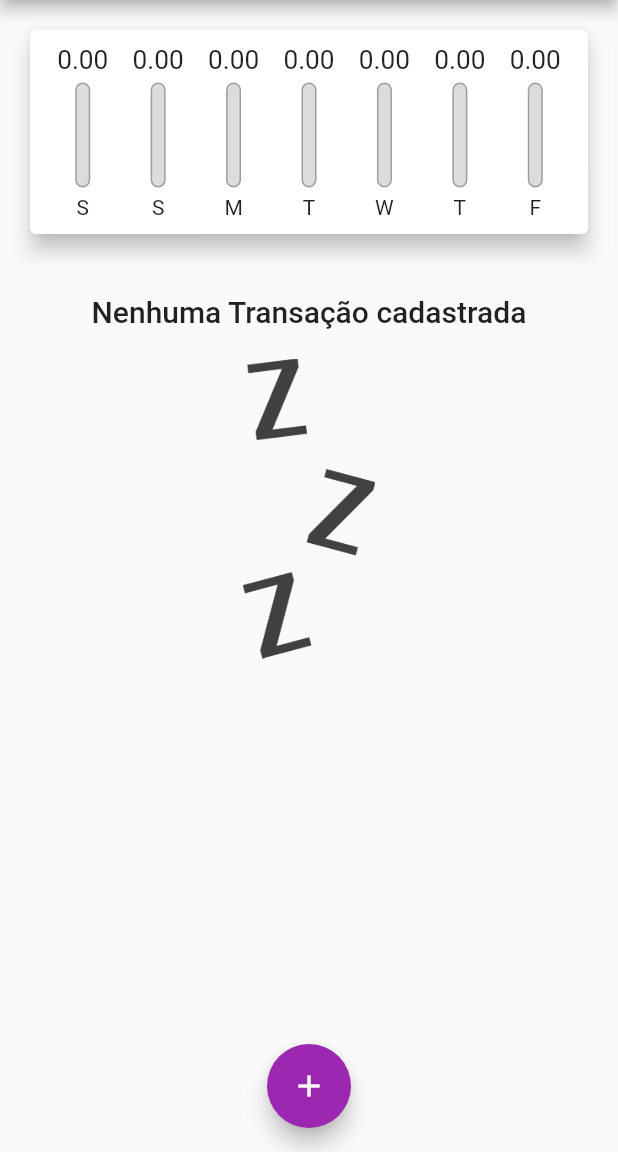
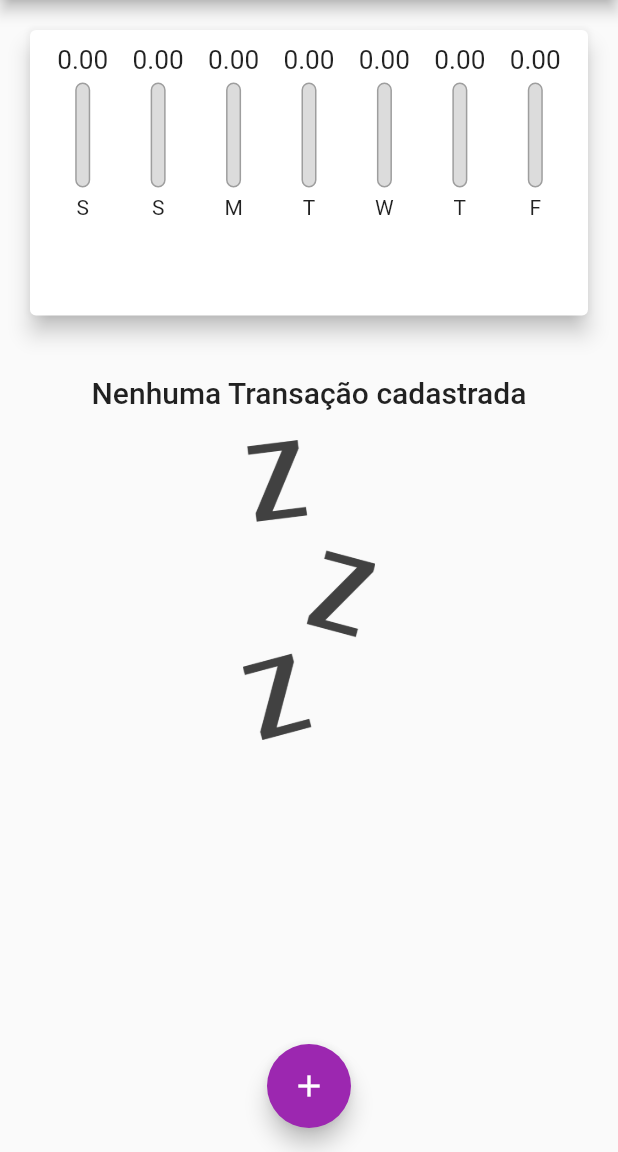
Before and after one commit to Ryan-lima13/despesas, a Flutter app: the screen it shows after launch, on a phone screen of 412 x 824 dp, the part 84-1236 px from its top. Run offline on Flutter 3.47's test engine with Material 2 defaults, Android fonts, the phone set to English and light mode, and no system bars.

Commit message:
finalizando app

```diff
--- a/lib/components/Chart.dart
+++ b/lib/components/Chart.dart
@@ -43,6 +43,7 @@ class Chart extends StatelessWidget {
 
   @override
   Widget build(BuildContext context) {
+    final avaibelHeight = MediaQuery.of(context).size.height;
 
     return Card(
       elevation: 6,
--- a/lib/components/transaction_list.dart
+++ b/lib/components/transaction_list.dart
@@ -12,9 +12,7 @@ class TransactionList extends StatelessWidget {
 
   @override
   Widget build(BuildContext context) {
-    return Container(
-      height: 430,
-      child: transactions.isEmpty ?Column(
+    return transactions.isEmpty ?Column(
       children: [
         SizedBox(height: 20,),
         Text(
@@ -68,7 +66,6 @@ class TransactionList extends StatelessWidget {
       },
 
 
-            ),
           );
   }
 }
--- a/lib/main.dart
+++ b/lib/main.dart
@@ -81,8 +81,7 @@ _openTransactionFormModel(BuildContext context){
 
   @override
   Widget build(BuildContext context) {
-    return Scaffold(
-      appBar: AppBar(
+    final appBar =  AppBar(
         title: const Text("Despesas Pessoais"),
         actions: [
           IconButton(
@@ -92,16 +91,28 @@ _openTransactionFormModel(BuildContext context){
 
         ],
 
-        ),
+        );
+
+    final availableHeight = MediaQuery.of(context).size.height -
+        appBar.preferredSize.height -
+        MediaQuery.of(context).padding.top;
+    return Scaffold(
+      appBar: appBar,
       body: SingleChildScrollView(
         child: Column(
 
           crossAxisAlignment: CrossAxisAlignment.stretch,
 
           children: [
-            Chart(_recentTrasanctions ),
+            Container(
+              height: availableHeight * 0.3,
+              child: Chart(_recentTrasanctions )
+              ),
 
-            TransactionList(_transactions,_removeTransaction),
+            Container(
+              height: availableHeight * 0.7,
+
+              child: TransactionList(_transactions,_removeTransaction)),
 
 
           ],
```
Lines whose indentation alone changed are shown as unchanged.
